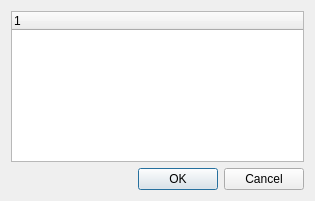
This is qtclient/gui/listdialog.ui in theqvd/qvd-client-qt as Qt 5 draws it before an edit. The edited form follows.
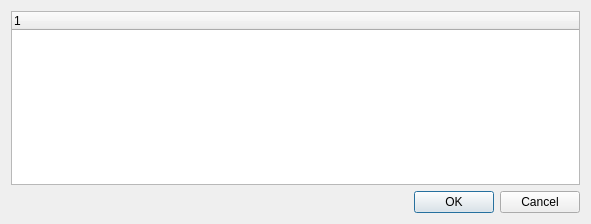
This is the edited form.

Commit message: VM list fixes: make larger, always select something

What changed in the file:
```diff
--- a/qtclient/gui/listdialog.ui
+++ b/qtclient/gui/listdialog.ui
@@ -6,8 +6,8 @@
    <rect>
     <x>0</x>
     <y>0</y>
-    <width>315</width>
-    <height>201</height>
+    <width>591</width>
+    <height>224</height>
    </rect>
   </property>
   <property name="windowTitle">
```
The commit also changes 1 other file.
